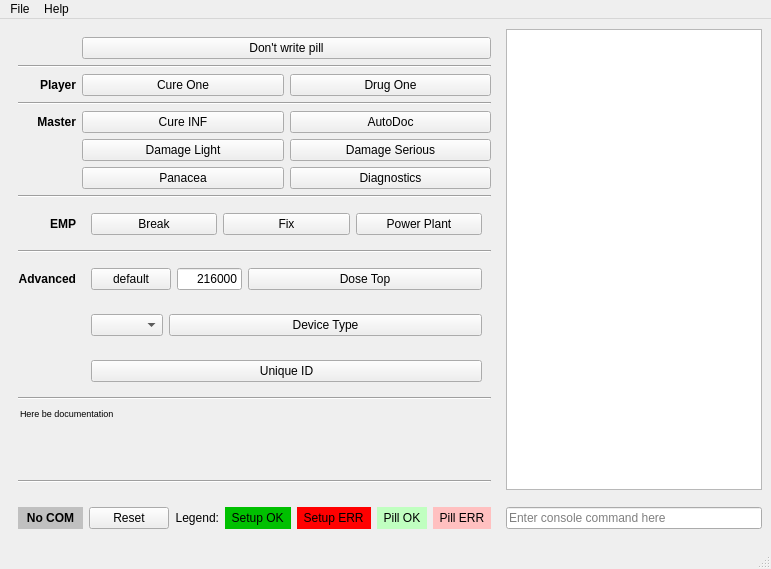
Old version of the form MeshConsole/PillControl.ui in the repository Kreyl/armlet.
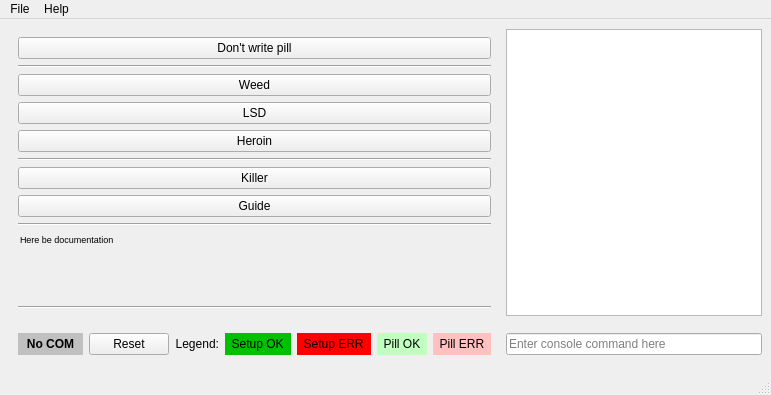
New version of the form. Icons and pictures are not drawn. Custom widgets are drawn as their Qt base class.

Commit message: PillControl updated for Atlantis

What changed in the file:
```diff
--- a/MeshConsole/PillControl.ui
+++ b/MeshConsole/PillControl.ui
@@ -10,7 +10,7 @@
     <normaloff>images/icon.png</normaloff>images/icon.png</iconset>
   </property>
   <widget class="QWidget" name="mainWidget">
-   <layout class="QGridLayout" name="mainLayout" rowstretch="1,0" columnstretch="0,1">
+   <layout class="QGridLayout" name="mainLayout" rowstretch="1,0" columnstretch="0,0">
     <item row="1" column="1">
      <widget class="ConsoleEdit" name="consoleEdit">
       <property name="placeholderText">
@@ -18,345 +18,6 @@
       </property>
      </widget>
     </item>
-    <item row="0" column="0">
-     <widget class="QWidget" name="commandWidget" native="true">
-      <layout class="QGridLayout" name="commandLayout">
-       <item row="8" column="0">
-        <widget class="QLabel" name="empLabel">
-         <property name="font">
-          <font>
-           <weight>75</weight>
-           <bold>true</bold>
-          </font>
-         </property>
-         <property name="text">
-          <string>EMP</string>
-         </property>
-         <property name="alignment">
-          <set>Qt::AlignRight|Qt::AlignTrailing|Qt::AlignVCenter</set>
-         </property>
-        </widget>
-       </item>
-       <item row="7" column="0" colspan="3">
-        <widget class="Line" name="line3">
-         <property name="orientation">
-          <enum>Qt::Horizontal</enum>
-         </property>
-        </widget>
-       </item>
-       <item row="15" column="0" colspan="3">
-        <widget class="Line" name="line5">
-         <property name="orientation">
-          <enum>Qt::Horizontal</enum>
-         </property>
-        </widget>
-       </item>
-       <item row="0" column="1" colspan="2">
-        <widget class="CommandButton" name="dontWritePillButton">
-         <property name="text">
-          <string>Don't write pill</string>
-         </property>
-        </widget>
-       </item>
-       <item row="2" column="0">
-        <widget class="QLabel" name="playerLabel">
-         <property name="font">
-          <font>
-           <weight>75</weight>
-           <bold>true</bold>
-          </font>
-         </property>
-         <property name="text">
-          <string>Player</string>
-         </property>
-         <property name="alignment">
-          <set>Qt::AlignRight|Qt::AlignTrailing|Qt::AlignVCenter</set>
-         </property>
-        </widget>
-       </item>
-       <item row="1" column="0" colspan="3">
-        <widget class="Line" name="line1">
-         <property name="orientation">
-          <enum>Qt::Horizontal</enum>
-         </property>
-        </widget>
-       </item>
-       <item row="4" column="1">
-        <widget class="CommandButton" name="cureInfButton">
-         <property name="text">
-          <string>Cure INF</string>
-         </property>
-        </widget>
-       </item>
-       <item row="2" column="2">
-        <widget class="CommandButton" name="drugOneButton">
-         <property name="text">
-          <string>Drug One</string>
-         </property>
-        </widget>
-       </item>
-       <item row="5" column="2">
-        <widget class="CommandButton" name="damageSeriousButton">
-         <property name="text">
-          <string>Damage Serious</string>
-         </property>
-        </widget>
-       </item>
-       <item row="3" column="0" colspan="3">
-        <widget class="Line" name="line2">
-         <property name="orientation">
-          <enum>Qt::Horizontal</enum>
-         </property>
-        </widget>
-       </item>
-       <item row="9" column="0" colspan="3">
-        <widget class="Line" name="advancedLine">
-         <property name="orientation">
-          <enum>Qt::Horizontal</enum>
-         </property>
-        </widget>
-       </item>
-       <item row="2" column="1">
-        <widget class="CommandButton" name="cureOneButton">
-         <property name="text">
-          <string>Cure One</string>
-         </property>
-        </widget>
-       </item>
-       <item row="10" column="0">
-        <widget class="QLabel" name="advancedLabel">
-         <property name="sizePolicy">
-          <sizepolicy hsizetype="Maximum" vsizetype="Preferred">
-           <horstretch>0</horstretch>
-           <verstretch>0</verstretch>
-          </sizepolicy>
-         </property>
-         <property name="font">
-          <font>
-           <weight>75</weight>
-           <bold>true</bold>
-          </font>
-         </property>
-         <property name="text">
-          <string>Advanced</string>
-         </property>
-         <property name="alignment">
-          <set>Qt::AlignRight|Qt::AlignTrailing|Qt::AlignVCenter</set>
-         </property>
-        </widget>
-       </item>
-       <item row="4" column="2">
-        <widget class="CommandButton" name="autoDocButton">
-         <property name="text">
-          <string>AutoDoc</string>
-         </property>
-        </widget>
-       </item>
-       <item row="4" column="0">
-        <widget class="QLabel" name="masterLabel">
-         <property name="font">
-          <font>
-           <weight>75</weight>
-           <bold>true</bold>
-          </font>
-         </property>
-         <property name="text">
-          <string>Master</string>
-         </property>
-         <property name="alignment">
-          <set>Qt::AlignRight|Qt::AlignTrailing|Qt::AlignVCenter</set>
-         </property>
-        </widget>
-       </item>
-       <item row="6" column="1">
-        <widget class="CommandButton" name="panaceaButton">
-         <property name="text">
-          <string>Panacea</string>
-         </property>
-        </widget>
-       </item>
-       <item row="5" column="1">
-        <widget class="CommandButton" name="damageLightButton">
-         <property name="text">
-          <string>Damage Light</string>
-         </property>
-        </widget>
-       </item>
-       <item row="17" column="0" colspan="3">
-        <widget class="Line" name="line9">
-         <property name="orientation">
-          <enum>Qt::Horizontal</enum>
-         </property>
-        </widget>
-       </item>
-       <item row="6" column="2">
-        <widget class="CommandButton" name="diagnosticsButton">
-         <property name="text">
-          <string>Diagnostics</string>
-         </property>
-        </widget>
-       </item>
-       <item row="8" column="1" colspan="2">
-        <widget class="QWidget" name="empWidget" native="true">
-         <layout class="QHBoxLayout" name="empLayout">
-          <item>
-           <widget class="CommandButton" name="empBreakButton">
-            <property name="text">
-             <string>Break</string>
-            </property>
-           </widget>
-          </item>
-          <item>
-           <widget class="CommandButton" name="empFixButton">
-            <property name="text">
-             <string>Fix</string>
-            </property>
-           </widget>
-          </item>
-          <item>
-           <widget class="CommandButton" name="powerPlantButton">
-            <property name="text">
-             <string>Power Plant</string>
-            </property>
-           </widget>
-          </item>
-         </layout>
-        </widget>
-       </item>
-       <item row="10" column="1" colspan="2">
-        <widget class="QWidget" name="advancedWidget1" native="true">
-         <layout class="QHBoxLayout" name="advancedLayout1">
-          <item>
-           <widget class="QPushButton" name="doseTopDefaultButton">
-            <property name="sizePolicy">
-             <sizepolicy hsizetype="Maximum" vsizetype="Fixed">
-              <horstretch>0</horstretch>
-              <verstretch>0</verstretch>
-             </sizepolicy>
-            </property>
-            <property name="text">
-             <string>default</string>
-            </property>
-           </widget>
-          </item>
-          <item>
-           <widget class="DoseTopEdit" name="doseTopEdit">
-            <property name="maximumSize">
-             <size>
-              <width>65</width>
-              <height>16777215</height>
-             </size>
-            </property>
-            <property name="text">
-             <string>216000</string>
-            </property>
-            <property name="maxLength">
-             <number>9</number>
-            </property>
-            <property name="alignment">
-             <set>Qt::AlignRight|Qt::AlignTrailing|Qt::AlignVCenter</set>
-            </property>
-           </widget>
-          </item>
-          <item>
-           <widget class="CommandButton" name="doseTopButton">
-            <property name="sizePolicy">
-             <sizepolicy hsizetype="MinimumExpanding" vsizetype="Fixed">
-              <horstretch>0</horstretch>
-              <verstretch>0</verstretch>
-             </sizepolicy>
-            </property>
-            <property name="text">
-             <string>Dose Top</string>
-            </property>
-           </widget>
-          </item>
-         </layout>
-        </widget>
-       </item>
-       <item row="13" column="1" colspan="2">
-        <widget class="QWidget" name="advancedWidget3" native="true">
-         <layout class="QHBoxLayout" name="advancedLayout3">
-          <item>
-           <widget class="CommandButton" name="uniqueIDButton">
-            <property name="text">
-             <string>Unique ID</string>
-            </property>
-           </widget>
-          </item>
-         </layout>
-        </widget>
-       </item>
-       <item row="11" column="1" colspan="2">
-        <widget class="QWidget" name="advancedWidget2" native="true">
-         <layout class="QHBoxLayout" name="advancedLayout2">
-          <item>
-           <widget class="DeviceTypeComboBox" name="deviceTypeComboBox">
-            <property name="sizePolicy">
-             <sizepolicy hsizetype="Fixed" vsizetype="Fixed">
-              <horstretch>0</horstretch>
-              <verstretch>0</verstretch>
-             </sizepolicy>
-            </property>
-            <property name="maxVisibleItems">
-             <number>12</number>
-            </property>
-           </widget>
-          </item>
-          <item>
-           <widget class="CommandButton" name="deviceTypeButton">
-            <property name="text">
-             <string>Device Type</string>
-            </property>
-           </widget>
-          </item>
-         </layout>
-        </widget>
-       </item>
-       <item row="16" column="0" colspan="3">
-        <widget class="QScrollArea" name="documentationScrollArea">
-         <property name="focusPolicy">
-          <enum>Qt::NoFocus</enum>
-         </property>
-         <property name="frameShape">
-          <enum>QFrame::NoFrame</enum>
-         </property>
-         <property name="widgetResizable">
-          <bool>true</bool>
-         </property>
-         <widget class="QLabel" name="documentationLabel">
-          <property name="sizePolicy">
-           <sizepolicy hsizetype="Expanding" vsizetype="Expanding">
-            <horstretch>0</horstretch>
-            <verstretch>0</verstretch>
-           </sizepolicy>
-          </property>
-          <property name="font">
-           <font>
-            <pointsize>7</pointsize>
-           </font>
-          </property>
-          <property name="styleSheet">
-           <string notr="true">padding-right: 5px</string>
-          </property>
-          <property name="text">
-           <string>Here be documentation</string>
-          </property>
-          <property name="alignment">
-           <set>Qt::AlignLeading|Qt::AlignLeft|Qt::AlignTop</set>
-          </property>
-          <property name="wordWrap">
-           <bool>true</bool>
-          </property>
-          <property name="textInteractionFlags">
-           <set>Qt::LinksAccessibleByMouse|Qt::TextSelectableByMouse</set>
-          </property>
-         </widget>
-        </widget>
-       </item>
-      </layout>
-     </widget>
-    </item>
     <item row="0" column="1">
      <widget class="QWidget" name="consoleWidget" native="true">
       <layout class="QVBoxLayout" name="consoleLayout">
@@ -557,6 +218,131 @@
       </layout>
      </widget>
     </item>
+    <item row="0" column="0">
+     <widget class="QWidget" name="commandWidget" native="true">
+      <layout class="QVBoxLayout" name="verticalLayout">
+       <item>
+        <widget class="CommandButton" name="dontWritePillButton">
+         <property name="text">
+          <string>Don't write pill</string>
+         </property>
+        </widget>
+       </item>
+       <item>
+        <widget class="Line" name="line">
+         <property name="orientation">
+          <enum>Qt::Horizontal</enum>
+         </property>
+        </widget>
+       </item>
+       <item>
+        <widget class="CommandButton" name="weedButton">
+         <property name="text">
+          <string>Weed</string>
+         </property>
+        </widget>
+       </item>
+       <item>
+        <widget class="CommandButton" name="lsdButton">
+         <property name="text">
+          <string>LSD</string>
+         </property>
+        </widget>
+       </item>
+       <item>
+        <widget class="CommandButton" name="heroinButton">
+         <property name="text">
+          <string>Heroin</string>
+         </property>
+        </widget>
+       </item>
+       <item>
+        <widget class="Line" name="line_2">
+         <property name="orientation">
+          <enum>Qt::Horizontal</enum>
+         </property>
+        </widget>
+       </item>
+       <item>
+        <widget class="CommandButton" name="killerButton">
+         <property name="text">
+          <string>Killer</string>
+         </property>
+        </widget>
+       </item>
+       <item>
+        <widget class="CommandButton" name="guideButton">
+         <property name="text">
+          <string>Guide</string>
+         </property>
+        </widget>
+       </item>
+       <item>
+        <widget class="Line" name="lineTop">
+         <property name="orientation">
+          <enum>Qt::Horizontal</enum>
+         </property>
+        </widget>
+       </item>
+       <item>
+        <widget class="QScrollArea" name="documentationScrollArea">
+         <property name="focusPolicy">
+          <enum>Qt::NoFocus</enum>
+         </property>
+         <property name="frameShape">
+          <enum>QFrame::NoFrame</enum>
+         </property>
+         <property name="widgetResizable">
+          <bool>true</bool>
+         </property>
+         <widget class="QLabel" name="documentationLabel">
+          <property name="geometry">
+           <rect>
+            <x>0</x>
+            <y>0</y>
+            <width>436</width>
+            <height>244</height>
+           </rect>
+          </property>
+          <property name="sizePolicy">
+           <sizepolicy hsizetype="Expanding" vsizetype="Expanding">
+            <horstretch>0</horstretch>
+            <verstretch>0</verstretch>
+           </sizepolicy>
+          </property>
+          <property name="font">
+           <font>
+            <pointsize>7</pointsize>
+           </font>
+          </property>
+          <property name="styleSheet">
+           <string notr="true">padding-right: 5px</string>
+          </property>
+          <property name="text">
+           <string>Here be documentation</string>
+          </property>
+          <property name="alignment">
+           <set>Qt::AlignLeading|Qt::AlignLeft|Qt::AlignTop</set>
+          </property>
+          <property name="wordWrap">
+           <bool>true</bool>
+          </property>
+          <property name="textInteractionFlags">
+           <set>Qt::LinksAccessibleByMouse|Qt::TextSelectableByMouse</set>
+          </property>
+         </widget>
+        </widget>
+       </item>
+       <item>
+        <widget class="Line" name="lineBottom">
+         <property name="orientation">
+          <enum>Qt::Horizontal</enum>
+         </property>
+        </widget>
+       </item>
+      </layout>
+     </widget>
+    </item>
    </layout>
   </widget>
   <widget class="QMenuBar" name="menuBar">
@@ -614,16 +400,6 @@
    <extends>QPushButton</extends>
    <header>PillControl</header>
   </customwidget>
-  <customwidget>
-   <class>DeviceTypeComboBox</class>
-   <extends>QComboBox</extends>
-   <header>PillControl</header>
-  </customwidget>
-  <customwidget>
-   <class>DoseTopEdit</class>
-   <extends>QLineEdit</extends>
-   <header>PillControl</header>
-  </customwidget>
  </customwidgets>
  <tabstops>
   <tabstop>dontWritePillButton</tabstop>
```
Left out of the diff: 32 changed lines with no effect on the pictures. The commit also changes 4 other files.
